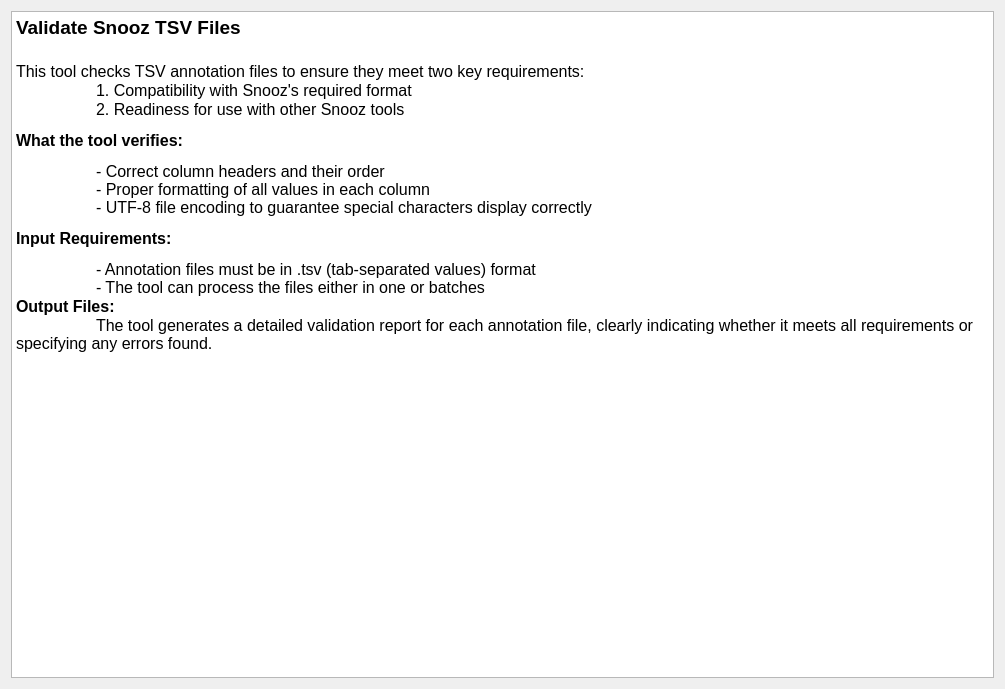
The window that tools/CEAMSTools/ValidateSnoozTSVFile/DescriptionStep/Ui_DescriptionStep.ui (SnoozToolbox/snooz-package-ceams) describes before a commit, drawn with Qt 5.
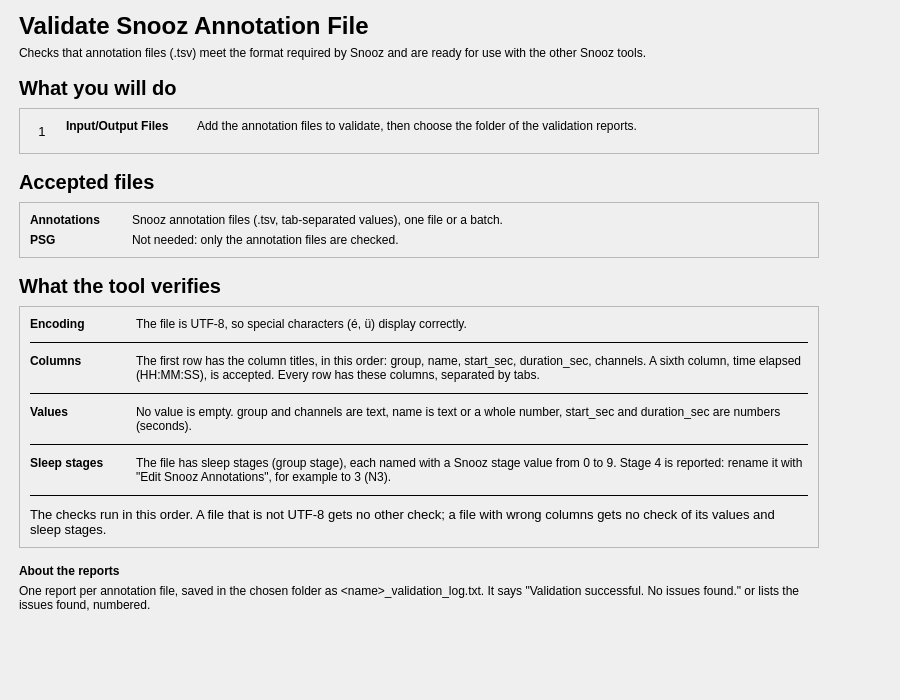
The same window after the commit.

Commit message:
Validate Snooz Annotation File: redesigned pages (tool 2.0.2)
Pages built with the building blocks of Import Annotations from EDF+:
- Introduction: the steps, the accepted files, What the tool verifies
  (encoding, columns, values, sleep stages, in the order of the checks)
  and About the reports.
- Input/Output Files: the annotation files and the folder of the
  validation reports in cards.
The step description of the left panel is rewritten.

Saved workspaces differ only by the step description they keep.

```diff
--- a/tools/CEAMSTools/ValidateSnoozTSVFile/DescriptionStep/Ui_DescriptionStep.ui
+++ b/tools/CEAMSTools/ValidateSnoozTSVFile/DescriptionStep/Ui_DescriptionStep.ui
@@ -6,43 +6,621 @@
    <rect>
     <x>0</x>
     <y>0</y>
-    <width>1005</width>
-    <height>689</height>
+    <width>900</width>
+    <height>700</height>
    </rect>
   </property>
   <property name="windowTitle">
    <string/>
   </property>
   <layout class="QVBoxLayout" name="verticalLayout">
-   <property name="spacing">
-    <number>25</number>
+   <property name="leftMargin">
+    <number>19</number>
    </property>
+   <property name="topMargin">
+    <number>12</number>
+   </property>
+   <property name="rightMargin">
+    <number>19</number>
+   </property>
+   <property name="bottomMargin">
+    <number>12</number>
+   </property>
    <item>
-    <widget class="QTextEdit" name="textEdit">
-     <property name="readOnly">
-      <bool>true</bool>
+    <layout class="QHBoxLayout" name="content_row" stretch="1,0">
+     <property name="leftMargin">
+      <number>0</number>
      </property>
-     <property name="html">
-      <string>&lt;!DOCTYPE HTML PUBLIC &quot;-//W3C//DTD HTML 4.0//EN&quot; &quot;http://www.w3.org/TR/REC-html40/strict.dtd&quot;&gt;
-&lt;html&gt;&lt;head&gt;&lt;meta name=&quot;qrichtext&quot; content=&quot;1&quot; /&gt;&lt;meta charset=&quot;utf-8&quot; /&gt;&lt;style type=&quot;text/css&quot;&gt;
-p, li { white-space: pre-wrap; }
-hr { height: 1px; border-width: 0; }
-li.unchecked::marker { content: &quot;\2610&quot;; }
-li.checked::marker { content: &quot;\2612&quot;; }
-&lt;/style&gt;&lt;/head&gt;&lt;body style=&quot; font-size:12pt; font-weight:400; font-style:normal;&quot;&gt;
-&lt;p style=&quot; margin-top:0px; margin-bottom:0px; margin-left:0px; margin-right:0px; -qt-block-indent:0; text-indent:0px;&quot;&gt;&lt;span style=&quot; font-size:14pt; font-weight:700;&quot;&gt;Validate Snooz TSV Files&lt;/span&gt;&lt;/p&gt;
-&lt;p style=&quot;-qt-paragraph-type:empty; margin-top:0px; margin-bottom:0px; margin-left:0px; margin-right:0px; -qt-block-indent:0; text-indent:0px; font-size:14pt; font-weight:700;&quot;&gt;&lt;br /&gt;&lt;/p&gt;
-&lt;p style=&quot; margin-top:0px; margin-bottom:0px; margin-left:0px; margin-right:0px; -qt-block-indent:0; text-indent:0px;&quot;&gt;This tool checks TSV annotation files to ensure they meet two key requirements:&lt;/p&gt;
-&lt;p style=&quot; margin-top:0px; margin-bottom:0px; margin-left:0px; margin-right:0px; -qt-block-indent:0; text-indent:0px;&quot;&gt;	1. Compatibility with Snooz's required format&lt;/p&gt;
-&lt;p style=&quot; margin-top:0px; margin-bottom:0px; margin-left:0px; margin-right:0px; -qt-block-indent:0; text-indent:0px;&quot;&gt;	2. Readiness for use with other Snooz tools&lt;/p&gt;
-&lt;p style=&quot; margin-top:12px; margin-bottom:12px; margin-left:0px; margin-right:0px; -qt-block-indent:0; text-indent:0px;&quot;&gt;&lt;span style=&quot; font-weight:700;&quot;&gt;What the tool verifies:&lt;/span&gt;&lt;/p&gt;
-&lt;p style=&quot; margin-top:12px; margin-bottom:12px; margin-left:0px; margin-right:0px; -qt-block-indent:0; text-indent:0px;&quot;&gt;	- Correct column headers and their order&lt;br /&gt;	- Proper formatting of all values in each column&lt;br /&gt;	- UTF-8 file encoding to guarantee special characters display correctly&lt;/p&gt;
-&lt;p style=&quot; margin-top:12px; margin-bottom:12px; margin-left:0px; margin-right:0px; -qt-block-indent:0; text-indent:0px;&quot;&gt;&lt;span style=&quot; font-weight:700;&quot;&gt;Input Requirements:&lt;/span&gt;&lt;/p&gt;
-&lt;p style=&quot; margin-top:0px; margin-bottom:0px; margin-left:0px; margin-right:0px; -qt-block-indent:0; text-indent:0px;&quot;&gt;	- Annotation files must be in .tsv (tab-separated values) format&lt;br /&gt;	- The tool can process the files either in one or batches&lt;/p&gt;
-&lt;p style=&quot; margin-top:0px; margin-bottom:0px; margin-left:0px; margin-right:0px; -qt-block-indent:0; text-indent:0px;&quot;&gt;&lt;span style=&quot; font-weight:700;&quot;&gt;Output Files:&lt;/span&gt;&lt;/p&gt;
-&lt;p style=&quot; margin-top:0px; margin-bottom:0px; margin-left:0px; margin-right:0px; -qt-block-indent:0; text-indent:0px;&quot;&gt;	The tool generates a detailed validation report for each annotation file, clearly indicating whether it meets all requirements or specifying any errors found.&lt;/p&gt;&lt;/body&gt;&lt;/html&gt;</string>
+     <property name="topMargin">
+      <number>0</number>
      </property>
-    </widget>
+     <property name="rightMargin">
+      <number>0</number>
+     </property>
+     <property name="bottomMargin">
+      <number>0</number>
+     </property>
+     <item>
+      <widget class="QWidget" name="content_widget" native="true">
+       <property name="maximumSize">
+        <size>
+         <width>800</width>
+         <height>16777215</height>
+        </size>
+       </property>
+       <layout class="QVBoxLayout" name="content_layout">
+        <property name="spacing">
+         <number>16</number>
+        </property>
+        <property name="leftMargin">
+         <number>0</number>
+        </property>
+        <property name="topMargin">
+         <number>0</number>
+        </property>
+        <property name="rightMargin">
+         <number>0</number>
+        </property>
+        <property name="bottomMargin">
+         <number>0</number>
+        </property>
+        <item>
+         <layout class="QVBoxLayout" name="header_layout">
+          <property name="spacing">
+           <number>6</number>
+          </property>
+          <item>
+           <widget class="QLabel" name="title_label">
+            <property name="font">
+             <font>
+              <pointsize>18</pointsize>
+              <bold>true</bold>
+             </font>
+            </property>
+            <property name="text">
+             <string>Validate Snooz Annotation File</string>
+            </property>
+           </widget>
+          </item>
+          <item>
+           <widget class="QLabel" name="subtitle_label">
+            <property name="text">
+             <string>Checks that annotation files (.tsv) meet the format required by Snooz and are ready for use with the other Snooz tools.</string>
+            </property>
+            <property name="wordWrap">
+             <bool>true</bool>
+            </property>
+            <property name="variant" stdset="0">
+             <string notr="true">help</string>
+            </property>
+           </widget>
+          </item>
+         </layout>
+        </item>
+        <item>
+         <layout class="QVBoxLayout" name="steps_section_layout">
+          <property name="spacing">
+           <number>8</number>
+          </property>
+          <item>
+           <widget class="QLabel" name="steps_title_label">
+            <property name="font">
+             <font>
+              <pointsize>15</pointsize>
+              <bold>true</bold>
+             </font>
+            </property>
+            <property name="text">
+             <string>What you will do</string>
+            </property>
+           </widget>
+          </item>
+          <item>
+           <widget class="QFrame" name="steps_card">
+            <property name="frameShape">
+             <enum>QFrame::Shape::StyledPanel</enum>
+            </property>
+            <property name="frameShadow">
+             <enum>QFrame::Shadow::Raised</enum>
+            </property>
+            <layout class="QVBoxLayout" name="steps_card_layout">
+             <property name="spacing">
+              <number>10</number>
+             </property>
+             <property name="leftMargin">
+              <number>10</number>
+             </property>
+             <property name="topMargin">
+              <number>10</number>
+             </property>
+             <property name="rightMargin">
+              <number>10</number>
+             </property>
+             <property name="bottomMargin">
+              <number>10</number>
+             </property>
+             <item>
+              <layout class="QGridLayout" name="steps_grid" columnstretch="0,0,0,1">
+               <property name="horizontalSpacing">
+                <number>12</number>
+               </property>
+               <property name="verticalSpacing">
+                <number>10</number>
+               </property>
+               <item row="0" column="0" alignment="Qt::AlignmentFlag::AlignTop">
+                <widget class="QLabel" name="step_1_number_label">
+                 <property name="font">
+                  <font>
+                   <pointsize>10</pointsize>
+                  </font>
+                 </property>
+                 <property name="text">
+                  <string>1</string>
+                 </property>
+                 <property name="variant" stdset="0">
+                  <string notr="true">step_number</string>
+                 </property>
+                 <property name="minimumSize">
+                  <size>
+                   <width>24</width>
+                   <height>24</height>
+                  </size>
+                 </property>
+                 <property name="maximumSize">
+                  <size>
+                   <width>24</width>
+                   <height>24</height>
+                  </size>
+                 </property>
+                 <property name="alignment">
+                  <set>Qt::AlignmentFlag::AlignCenter</set>
+                 </property>
+                </widget>
+               </item>
+               <item row="0" column="1">
+                <widget class="QLabel" name="step_1_name_label">
+                 <property name="font">
+                  <font>
+                   <bold>true</bold>
+                  </font>
+                 </property>
+                 <property name="text">
+                  <string>Input/Output Files</string>
+                 </property>
+                 <property name="alignment">
+                  <set>Qt::AlignmentFlag::AlignLeading|Qt::AlignmentFlag::AlignLeft|Qt::AlignmentFlag::AlignTop</set>
+                 </property>
+                </widget>
+               </item>
+               <item row="0" column="2">
+                <spacer name="steps_gap">
+                 <property name="orientation">
+                  <enum>Qt::Orientation::Horizontal</enum>
+                 </property>
+                 <property name="sizeType">
+                  <enum>QSizePolicy::Policy::Fixed</enum>
+                 </property>
+                 <property name="sizeHint" stdset="0">
+                  <size>
+                   <width>16</width>
+                   <height>20</height>
+                  </size>
+                 </property>
+                </spacer>
+               </item>
+               <item row="0" column="3">
+                <widget class="QLabel" name="step_1_label">
+                 <property name="text">
+                  <string>Add the annotation files to validate, then choose the folder of the validation reports.</string>
+                 </property>
+                 <property name="wordWrap">
+                  <bool>true</bool>
+                 </property>
+                 <property name="variant" stdset="0">
+                  <string notr="true">help</string>
+                 </property>
+                 <property name="alignment">
+                  <set>Qt::AlignmentFlag::AlignLeading|Qt::AlignmentFlag::AlignLeft|Qt::AlignmentFlag::AlignTop</set>
+                 </property>
+                </widget>
+               </item>
+              </layout>
+             </item>
+            </layout>
+           </widget>
+          </item>
+         </layout>
+        </item>
+        <item>
+         <layout class="QVBoxLayout" name="files_section_layout">
+          <property name="spacing">
+           <number>8</number>
+          </property>
+          <item>
+           <widget class="QLabel" name="files_title_label">
+            <property name="font">
+             <font>
+              <pointsize>15</pointsize>
+              <bold>true</bold>
+             </font>
+            </property>
+            <property name="text">
+             <string>Accepted files</string>
+            </property>
+           </widget>
+          </item>
+          <item>
+           <widget class="QFrame" name="files_card">
+            <property name="frameShape">
+             <enum>QFrame::Shape::StyledPanel</enum>
+            </property>
+            <property name="frameShadow">
+             <enum>QFrame::Shadow::Raised</enum>
+            </property>
+            <layout class="QVBoxLayout" name="files_card_layout">
+             <property name="spacing">
+              <number>10</number>
+             </property>
+             <property name="leftMargin">
+              <number>10</number>
+             </property>
+             <property name="topMargin">
+              <number>10</number>
+             </property>
+             <property name="rightMargin">
+              <number>10</number>
+             </property>
+             <property name="bottomMargin">
+              <number>10</number>
+             </property>
+             <item>
+              <layout class="QGridLayout" name="files_grid" columnstretch="0,1">
+               <property name="horizontalSpacing">
+                <number>32</number>
+               </property>
+               <property name="verticalSpacing">
+                <number>6</number>
+               </property>
+               <item row="0" column="0">
+                <widget class="QLabel" name="file_1_name_label">
+                 <property name="font">
+                  <font>
+                   <bold>true</bold>
+                  </font>
+                 </property>
+                 <property name="text">
+                  <string>Annotations</string>
+                 </property>
+                </widget>
+               </item>
+               <item row="0" column="1">
+                <widget class="QLabel" name="file_1_label">
+                 <property name="text">
+                  <string>Snooz annotation files (.tsv, tab-separated values), one file or a batch.</string>
+                 </property>
+                 <property name="wordWrap">
+                  <bool>true</bool>
+                 </property>
+                </widget>
+               </item>
+               <item row="1" column="0">
+                <widget class="QLabel" name="file_2_name_label">
+                 <property name="font">
+                  <font>
+                   <bold>true</bold>
+                  </font>
+                 </property>
+                 <property name="text">
+                  <string>PSG</string>
+                 </property>
+                </widget>
+               </item>
+               <item row="1" column="1">
+                <widget class="QLabel" name="file_2_label">
+                 <property name="text">
+                  <string>Not needed: only the annotation files are checked.</string>
+                 </property>
+                 <property name="wordWrap">
+                  <bool>true</bool>
+                 </property>
+                </widget>
+               </item>
+              </layout>
+             </item>
+            </layout>
+           </widget>
+          </item>
+         </layout>
+        </item>
+        <item>
+         <layout class="QVBoxLayout" name="checks_section_layout">
+          <property name="spacing">
+           <number>8</number>
+          </property>
+          <item>
+           <widget class="QLabel" name="checks_title_label">
+            <property name="font">
+             <font>
+              <pointsize>15</pointsize>
+              <bold>true</bold>
+             </font>
+            </property>
+            <property name="text">
+             <string>What the tool verifies</string>
+            </property>
+           </widget>
+          </item>
+          <item>
+           <widget class="QFrame" name="checks_card">
+            <property name="frameShape">
+             <enum>QFrame::Shape::StyledPanel</enum>
+            </property>
+            <property name="frameShadow">
+             <enum>QFrame::Shadow::Raised</enum>
+            </property>
+            <layout class="QVBoxLayout" name="checks_card_layout">
+             <property name="spacing">
+              <number>10</number>
+             </property>
+             <property name="leftMargin">
+              <number>10</number>
+             </property>
+             <property name="topMargin">
+              <number>10</number>
+             </property>
+             <property name="rightMargin">
+              <number>10</number>
+             </property>
+             <property name="bottomMargin">
+              <number>10</number>
+             </property>
+             <item>
+              <layout class="QGridLayout" name="checks_grid" columnstretch="0,1">
+               <property name="horizontalSpacing">
+                <number>32</number>
+               </property>
+               <property name="verticalSpacing">
+                <number>10</number>
+               </property>
+               <item row="0" column="0">
+                <widget class="QLabel" name="check_1_name_label">
+                 <property name="font">
+                  <font>
+                   <bold>true</bold>
+                  </font>
+                 </property>
+                 <property name="text">
+                  <string>Encoding</string>
+                 </property>
+                 <property name="alignment">
+                  <set>Qt::AlignmentFlag::AlignLeading|Qt::AlignmentFlag::AlignLeft|Qt::AlignmentFlag::AlignTop</set>
+                 </property>
+                </widget>
+               </item>
+               <item row="0" column="1">
+                <widget class="QLabel" name="check_1_label">
+                 <property name="text">
+                  <string>The file is UTF-8, so special characters (é, ü) display correctly.</string>
+                 </property>
+                 <property name="wordWrap">
+                  <bool>true</bool>
+                 </property>
+                 <property name="variant" stdset="0">
+                  <string notr="true">help</string>
+                 </property>
+                </widget>
+               </item>
+               <item row="1" column="0" rowspan="1" colspan="2">
+                <widget class="QFrame" name="check_line_2">
+                 <property name="frameShape">
+                  <enum>QFrame::Shape::HLine</enum>
+                 </property>
+                 <property name="frameShadow">
+                  <enum>QFrame::Shadow::Plain</enum>
+                 </property>
+                </widget>
+               </item>
+               <item row="2" column="0">
+                <widget class="QLabel" name="check_2_name_label">
+                 <property name="font">
+                  <font>
+                   <bold>true</bold>
+                  </font>
+                 </property>
+                 <property name="text">
+                  <string>Columns</string>
+                 </property>
+                 <property name="alignment">
+                  <set>Qt::AlignmentFlag::AlignLeading|Qt::AlignmentFlag::AlignLeft|Qt::AlignmentFlag::AlignTop</set>
+                 </property>
+                </widget>
+               </item>
+               <item row="2" column="1">
+                <widget class="QLabel" name="check_2_label">
+                 <property name="text">
+                  <string>The first row has the column titles, in this order: group, name, start_sec, duration_sec, channels. A sixth column, time elapsed (HH:MM:SS), is accepted. Every row has these columns, separated by tabs.</string>
+                 </property>
+                 <property name="wordWrap">
+                  <bool>true</bool>
+                 </property>
+                 <property name="variant" stdset="0">
+                  <string notr="true">help</string>
+                 </property>
+                </widget>
+               </item>
+               <item row="3" column="0" rowspan="1" colspan="2">
+                <widget class="QFrame" name="check_line_3">
+                 <property name="frameShape">
+                  <enum>QFrame::Shape::HLine</enum>
+                 </property>
+                 <property name="frameShadow">
+                  <enum>QFrame::Shadow::Plain</enum>
+                 </property>
+                </widget>
+               </item>
+               <item row="4" column="0">
+                <widget class="QLabel" name="check_3_name_label">
+                 <property name="font">
+                  <font>
+                   <bold>true</bold>
+                  </font>
+                 </property>
+                 <property name="text">
+                  <string>Values</string>
+                 </property>
+                 <property name="alignment">
+                  <set>Qt::AlignmentFlag::AlignLeading|Qt::AlignmentFlag::AlignLeft|Qt::AlignmentFlag::AlignTop</set>
+                 </property>
+                </widget>
+               </item>
+               <item row="4" column="1">
+                <widget class="QLabel" name="check_3_label">
+                 <property name="text">
+                  <string>No value is empty. group and channels are text, name is text or a whole number, start_sec and duration_sec are numbers (seconds).</string>
+                 </property>
+                 <property name="wordWrap">
+                  <bool>true</bool>
+                 </property>
+                 <property name="variant" stdset="0">
+                  <string notr="true">help</string>
+                 </property>
+                </widget>
+               </item>
+               <item row="5" column="0" rowspan="1" colspan="2">
+                <widget class="QFrame" name="check_line_4">
+                 <property name="frameShape">
+                  <enum>QFrame::Shape::HLine</enum>
+                 </property>
+                 <property name="frameShadow">
+                  <enum>QFrame::Shadow::Plain</enum>
+                 </property>
+                </widget>
+               </item>
+               <item row="6" column="0">
+                <widget class="QLabel" name="check_4_name_label">
+                 <property name="font">
+                  <font>
+                   <bold>true</bold>
+                  </font>
+                 </property>
+                 <property name="text">
+                  <string>Sleep stages</string>
+                 </property>
+                 <property name="alignment">
+                  <set>Qt::AlignmentFlag::AlignLeading|Qt::AlignmentFlag::AlignLeft|Qt::AlignmentFlag::AlignTop</set>
+                 </property>
+                </widget>
+               </item>
+               <item row="6" column="1">
+                <widget class="QLabel" name="check_4_label">
+                 <property name="text">
+                  <string>The file has sleep stages (group stage), each named with a Snooz stage value from 0 to 9. Stage 4 is reported: rename it with "Edit Snooz Annotations", for example to 3 (N3).</string>
+                 </property>
+                 <property name="wordWrap">
+                  <bool>true</bool>
+                 </property>
+                 <property name="variant" stdset="0">
+                  <string notr="true">help</string>
+                 </property>
+                </widget>
+               </item>
+               <item row="7" column="0" rowspan="1" colspan="2">
+                <widget class="QFrame" name="check_order_line">
+                 <property name="frameShape">
+                  <enum>QFrame::Shape::HLine</enum>
+                 </property>
+                 <property name="frameShadow">
+                  <enum>QFrame::Shadow::Plain</enum>
+                 </property>
+                </widget>
+               </item>
+               <item row="8" column="0" rowspan="1" colspan="2">
+                <widget class="QLabel" name="checks_order_label">
+                 <property name="font">
+                  <font>
+                   <pointsize>10</pointsize>
+                  </font>
+                 </property>
+                 <property name="text">
+                  <string>The checks run in this order. A file that is not UTF-8 gets no other check; a file with wrong columns gets no check of its values and sleep stages.</string>
+                 </property>
+                 <property name="wordWrap">
+                  <bool>true</bool>
+                 </property>
+                 <property name="variant" stdset="0">
+                  <string notr="true">help</string>
+                 </property>
+                </widget>
+               </item>
+              </layout>
+             </item>
+            </layout>
+           </widget>
+          </item>
+         </layout>
+        </item>
+        <item>
+         <layout class="QVBoxLayout" name="about_reports_layout">
+          <property name="spacing">
+           <number>6</number>
+          </property>
+          <item>
+           <widget class="QLabel" name="about_reports_title_label">
+            <property name="font">
+             <font>
+              <bold>true</bold>
+             </font>
+            </property>
+            <property name="text">
+             <string>About the reports</string>
+            </property>
+           </widget>
+          </item>
+          <item>
+           <widget class="QLabel" name="about_reports_label">
+            <property name="text">
+             <string>One report per annotation file, saved in the chosen folder as &amp;lt;name&amp;gt;_validation_log.txt. It says "Validation successful. No issues found." or lists the issues found, numbered.</string>
+            </property>
+            <property name="wordWrap">
+             <bool>true</bool>
+            </property>
+            <property name="variant" stdset="0">
+             <string notr="true">help</string>
+            </property>
+           </widget>
+          </item>
+         </layout>
+        </item>
+       </layout>
+      </widget>
+     </item>
+     <item>
+      <spacer name="content_spacer">
+       <property name="orientation">
+        <enum>Qt::Orientation::Horizontal</enum>
+       </property>
+       <property name="sizeHint" stdset="0">
+        <size>
+         <width>40</width>
+         <height>20</height>
+        </size>
+       </property>
+      </spacer>
+     </item>
+    </layout>
+   </item>
+   <item>
+    <spacer name="verticalSpacer">
+     <property name="orientation">
+      <enum>Qt::Orientation::Vertical</enum>
+     </property>
+     <property name="sizeHint" stdset="0">
+      <size>
+       <width>40</width>
+       <height>20</height>
+      </size>
+     </property>
+    </spacer>
    </item>
   </layout>
  </widget>
```
Left out of the diff: 6 changed lines with no effect on the pictures. The commit also changes 6 other files.
